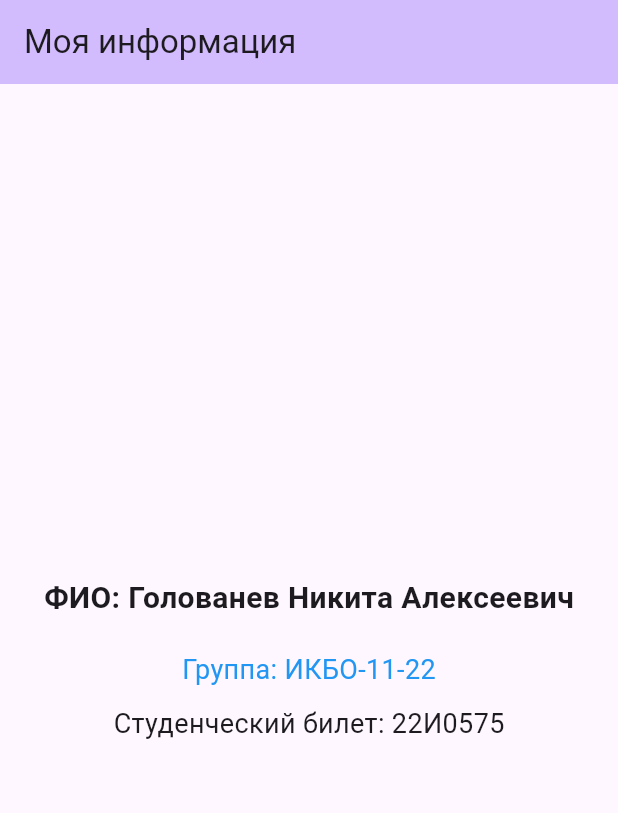
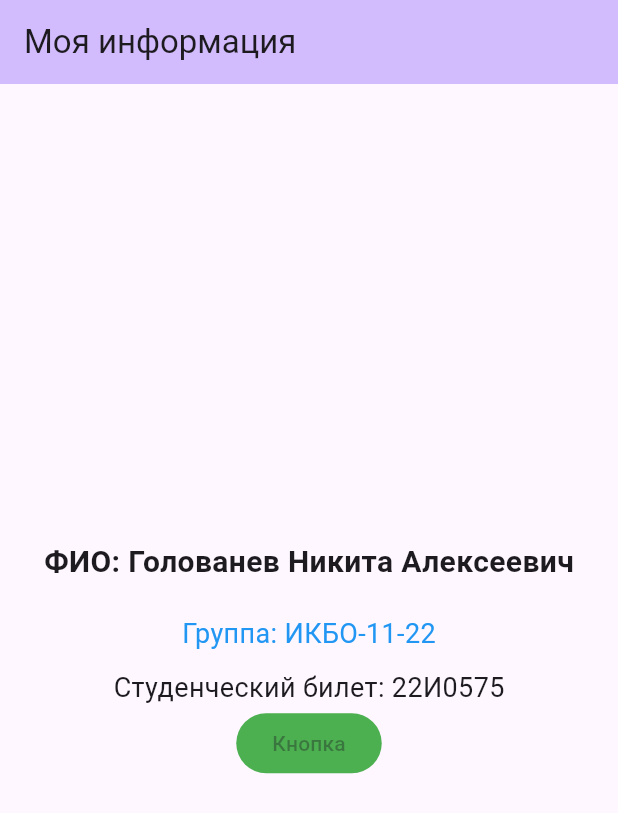
Before and after one commit to VAC2UM/flutter_projects, a Flutter app: the screen it shows after launch, on a phone screen of 412 x 824 dp. Shown: the top 813 px of the screen. Run offline on Flutter 3.47's test engine with Material 3 defaults, Android fonts, the phone set to English and light mode, and no system bars.

Commit message:
Добавлена кнопка

```diff
--- a/lib/main.dart
+++ b/lib/main.dart
@@ -59,6 +59,13 @@ class _MyHomePageState extends State<MyHomePage> {
               'Студенческий билет: 22И0575',
               style: TextStyle(fontSize: 18),
             ),
+          ElevatedButton(
+            style: const ButtonStyle(
+              backgroundColor: WidgetStatePropertyAll<Color>(Colors.green),
+            ),
+            child: const Text('Кнопка'),
+            onPressed: null,
+          ),
           ],
         ),
       ),
```
